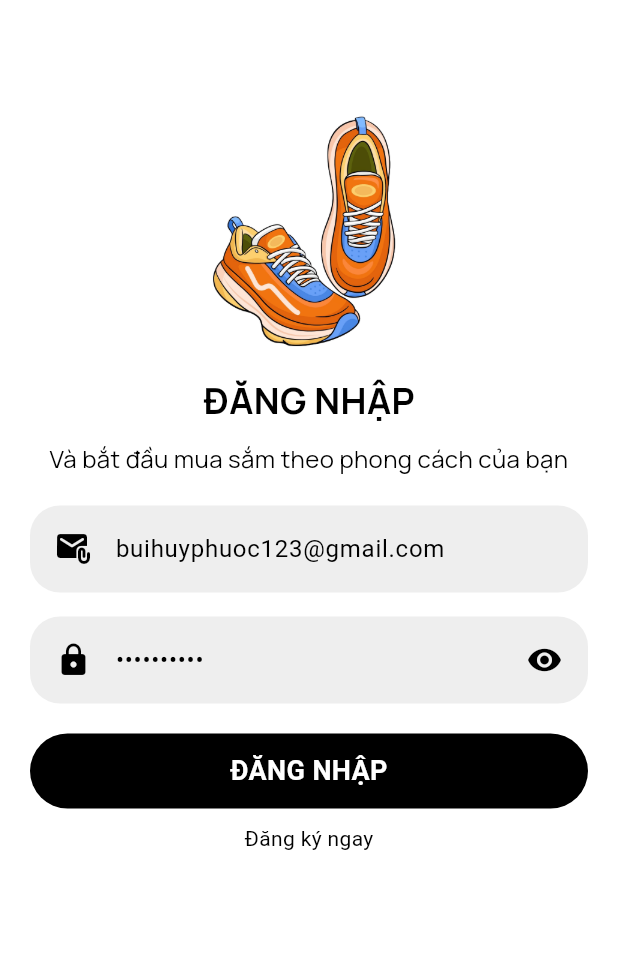
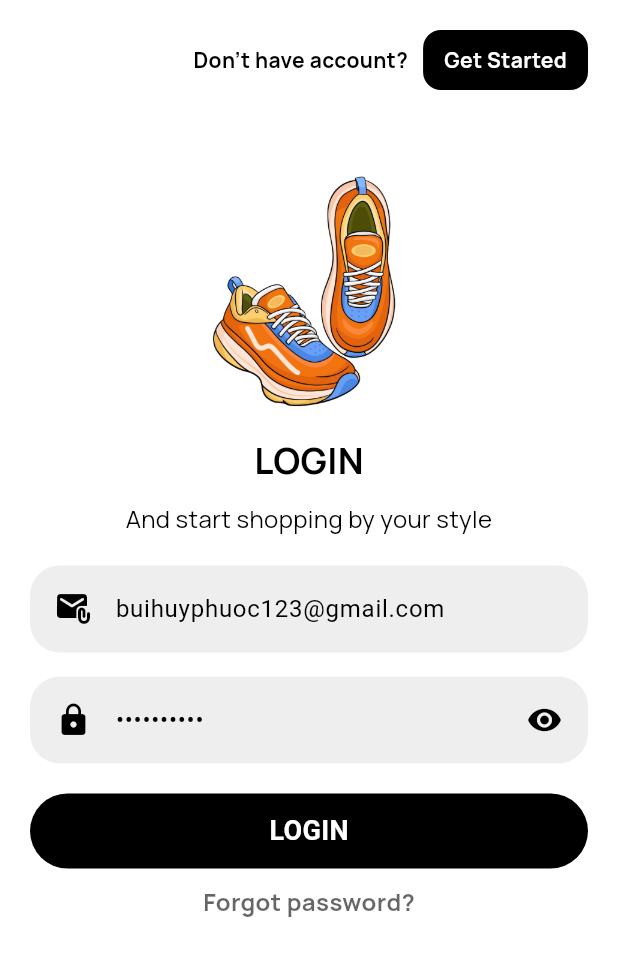
Before and after one commit to BuiHuyPhuoc/ecommerce_shop, a Flutter app: the screen it shows after launch, on a phone screen of 412 x 824 dp. Shown: the top 956 px of the screen. Run offline on Flutter 3.47's test engine with Material 3 defaults, Android fonts, the light colour scheme and no system bars; our stand-ins replace dio, firebase_core, firebase_storage, flutter_slidable, fluttertoast, font_awesome_flutter and 4 more; missing offline and left inert: dynamic_height_grid_view; accounts and stored records are empty.

Commit message:
update login ui

```diff
--- a/app/lib/screens/signin_screen.dart
+++ b/app/lib/screens/signin_screen.dart
@@ -57,6 +57,40 @@ class _SignInScreenState extends State<SignInScreen> {
               mainAxisAlignment: MainAxisAlignment.center,
               crossAxisAlignment: CrossAxisAlignment.center,
               children: <Widget>[
+                Container(
+                  child: Row(
+                    mainAxisAlignment: MainAxisAlignment.end,
+                    children: [
+                      Text(
+                        "Don\'t have account?",
+                        style: GoogleFonts.manrope(
+                          fontSize: 14,
+                          fontWeight: FontWeight.bold,
+                          color: Theme.of(context).colorScheme.primaryFixed,
+                        ),
+                      ),
+                      SizedBox(width: 10),
+                      Container(
+                        padding:
+                            EdgeInsets.symmetric(horizontal: 14, vertical: 10),
+                        decoration: BoxDecoration(
+                          color: Theme.of(context).colorScheme.primaryFixed,
+                          borderRadius: BorderRadius.circular(12),
+                        ),
+                        child: Center(
+                          child: Text(
+                            "Get Started",
+                            style: GoogleFonts.manrope(
+                              fontWeight: FontWeight.bold,
+                              color:
+                                  Theme.of(context).colorScheme.onPrimaryFixed,
+                            ),
+                          ),
+                        ),
+                      )
+                    ],
+                  ),
+                ),
                 SizedBox(
                   height: 30,
                 ),
@@ -70,7 +104,7 @@ class _SignInScreenState extends State<SignInScreen> {
                   ),
                 ),
                 Text(
-                  "ĐĂNG NHẬP",
+                  "LOGIN",
                   style: GoogleFonts.manrope(
                     fontSize: 24,
                     fontWeight: FontWeight.bold,
@@ -81,7 +115,7 @@ class _SignInScreenState extends State<SignInScreen> {
                   height: 10,
                 ),
                 Text(
-                  "Và bắt đầu mua sắm theo phong cách của bạn",
+                  "And start shopping by your style",
                   style: GoogleFonts.manrope(
                     fontSize: 16,
                     color: Theme.of(context).colorScheme.onSurface,
@@ -105,7 +139,7 @@ class _SignInScreenState extends State<SignInScreen> {
                       color: Theme.of(context).colorScheme.onSurface,
                     ),
                     context: context,
-                    hintText: "Email của bạn"),
+                    hintText: "Email"),
                 SizedBox(
                   height: 16,
                 ),
@@ -116,7 +150,7 @@ class _SignInScreenState extends State<SignInScreen> {
                     color: Theme.of(context).colorScheme.onSurface,
                   ),
                   context: context,
-                  hintText: "Nhập mật khẩu",
+                  hintText: "Password",
                   obscureText: _isObscure,
                   suffixIcon: IconButton(
                     onPressed: () {
@@ -142,7 +176,7 @@ class _SignInScreenState extends State<SignInScreen> {
                     ),
                     child: Center(
                       child: Text(
-                        "ĐĂNG NHẬP",
+                        "LOGIN",
                         style: TextStyle(
                           fontWeight: FontWeight.bold,
                           fontSize: 18,
@@ -161,9 +195,18 @@ class _SignInScreenState extends State<SignInScreen> {
                             builder: (builder) => SignUpScreen())),
                         (dynamic Route) => false);
                   },
-                    child: Center(
-                      child: Text("Đăng ký ngay"),
-                    ))
+                  child: Text(
+                    "Forgot password?",
+                    style: GoogleFonts.manrope(
+                      fontSize: 16,
+                      fontWeight: FontWeight.bold,
+                      color: Theme.of(context)
+                          .colorScheme
+                          .primaryFixed
+                          .withOpacity(0.6),
+                    ),
+                  ),
+                )
               ],
             ),
           ),
```
Lines whose indentation alone changed are shown as unchanged.
